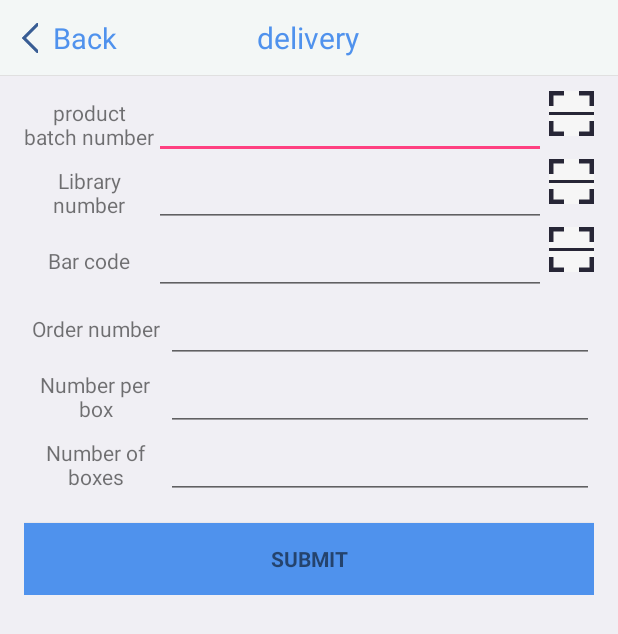
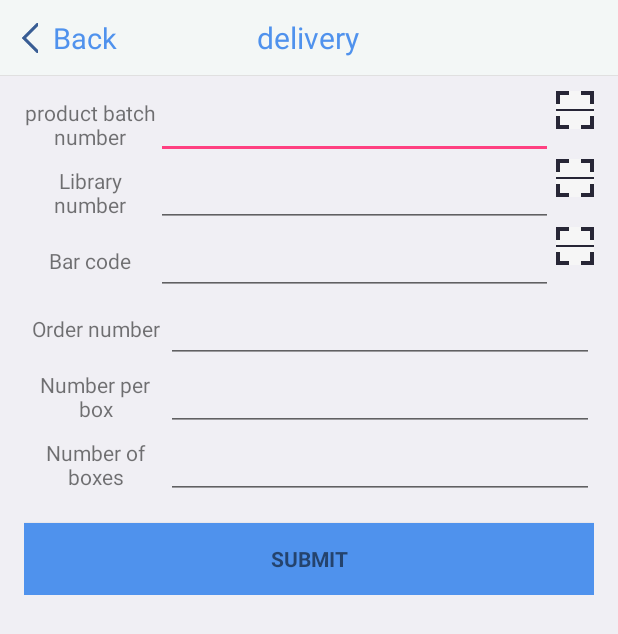
Before and after one commit to yanjingzhu970620/MyFirstApplication, an Android app: the DeliveryActivity screen opened directly, with no data from a screen before it, on a phone screen of 412 x 824 dp. Shown: the top 634 px of the screen. Run offline under Robolectric (Android 15) with nearby library versions, the phone set to English and light mode, and no system bars; libraries missing offline, so code that uses them is left out: com.yzq.zxinglibrary.

```diff
--- a/app/src/main/res/layout/activity_delivery.xml
+++ b/app/src/main/res/layout/activity_delivery.xml
@@ -89,8 +89,8 @@
                         android:textColor="@color/black" />
                     <ImageView
                         android:id="@+id/delivery_batch_number_button"
-                        android:layout_width="30dp"
-                        android:layout_height="30dp"
+                        android:layout_width="25dp"
+                        android:layout_height="25dp"
                         android:clickable="true"
                         android:onClick="onClick"
                         android:layout_marginStart="2dp"
@@ -121,8 +121,8 @@
                         android:textColor="@color/black" />
                     <ImageView
                         android:id="@+id/delivery_library_number_button"
-                        android:layout_width="30dp"
-                        android:layout_height="30dp"
+                        android:layout_width="25dp"
+                        android:layout_height="25dp"
                         android:clickable="true"
                         android:onClick="onClick"
                         android:layout_marginStart="2dp"
@@ -152,8 +152,8 @@
                         android:textColor="@color/black" />
                     <ImageView
                         android:id="@+id/delivery_bar_code_button"
-                        android:layout_width="30dp"
-                        android:layout_height="30dp"
+                        android:layout_width="25dp"
+                        android:layout_height="25dp"
                         android:clickable="true"
                         android:onClick="onClick"
                         android:layout_marginStart="2dp"
```
Also changed, not shown: app/src/main/java/app/yjzfirst/com/myfirstapplication/DeliveryActivity.java (+13 -1 lines).
